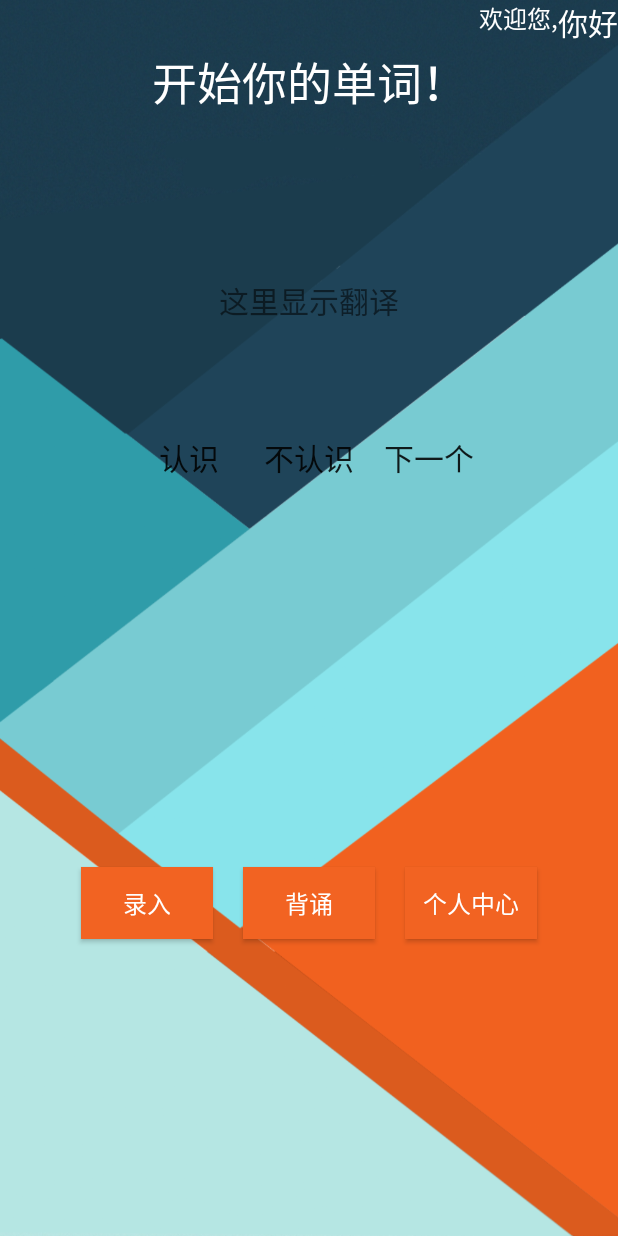
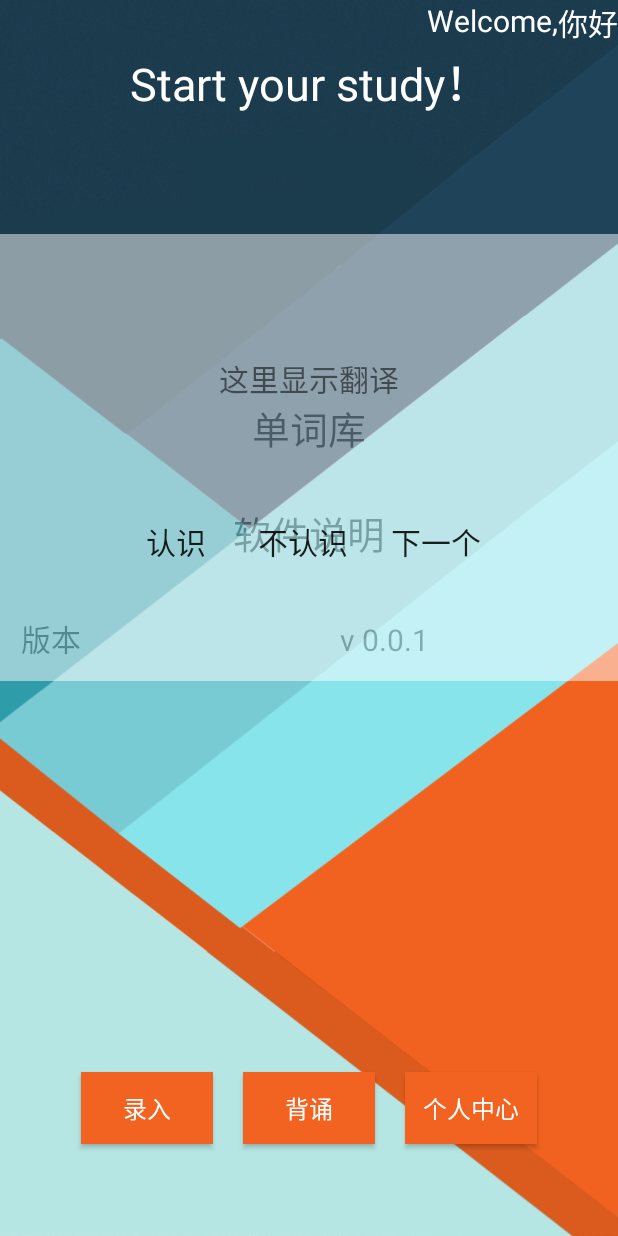
Before and after one commit to Sichongzou/CloudMusicApp, an Android app: the fragment FragmentSelf placed in its activity, after a tap on "背诵", on a phone screen of 412 x 824 dp. Run offline under Robolectric (Android 15) with nearby library versions, the phone set to English and light mode, and no system bars; 1 statement that could not run was skipped; 1 other tap on this screen came first.

Commit message:
Sichongzou
1.修复无单词进入背诵页面出现的奇怪Toast
2.修复单词本进入空白的情况
3.修复背诵页面背诵单词时出现的错误
4.界面优化

```diff
--- a/app/src/main/java/com/example/cloudmusicapp/FragmentInput.java
+++ b/app/src/main/java/com/example/cloudmusicapp/FragmentInput.java
@@ -15,9 +15,7 @@ import androidx.annotation.Nullable;
 import com.example.cloudmusicapp.MyDataBase;
 
 
-/**
- * Created by Administrator on 2019/4/26.
- */
+
 
 public class FragmentInput extends Fragment {
     Button button;
@@ -27,7 +25,7 @@ public class FragmentInput extends Fragment {
     @Override
     public View onCreateView(LayoutInflater inflater, ViewGroup container, Bundle savedInstanceState) {
         View view = inflater.inflate(R.layout.fragment_input,null);
-        myDataBase = new MyDataBase(getActivity(),"tb_dict",null,1);
+        myDataBase = new MyDataBase(getActivity(),"Word",null,1);
         return view;
     }
 
--- a/app/src/main/java/com/example/cloudmusicapp/FragmentRecite.java
+++ b/app/src/main/java/com/example/cloudmusicapp/FragmentRecite.java
@@ -14,9 +14,6 @@ import android.widget.Toast;
 
 import java.util.ArrayList;
 
-/**
- * Created by Administrator on 2019/4/26.
- */
 
 public class FragmentRecite extends Fragment implements View.OnClickListener{
 
@@ -30,7 +27,7 @@ public class FragmentRecite extends Fragment implements View.OnClickListener{
 
     @Override
     public View onCreateView(LayoutInflater inflater, ViewGroup container, Bundle savedInstanceState) {
-        myDataBase = new MyDataBase(getActivity(),"tb_dict",null,1);
+        myDataBase = new MyDataBase(getActivity(),"Word",null,1);
 
 
         View view = inflater.inflate(R.layout.fragment_recite,null);
@@ -47,7 +44,7 @@ public class FragmentRecite extends Fragment implements View.OnClickListener{
             word = words.get(i).word;
         }
         catch (Exception e){
-            Toast.makeText(getActivity(),"用户名或密码错误，请重试。",Toast.LENGTH_SHORT).show();
+            Toast.makeText(getActivity(),"请务必先添加单词！",Toast.LENGTH_SHORT).show();
         }
         tv_word = view.findViewById(R.id.recite_tv_word);
         tv_translate = view.findViewById(R.id.recite_tv_translate);
@@ -70,7 +67,7 @@ public class FragmentRecite extends Fragment implements View.OnClickListener{
         ArrayList<Word> words = new ArrayList<>();
         Cursor cursor = myDataBase.getReadableDatabase().query("Word",null,null,null,null,null,null);
         while(cursor.moveToNext()){
-            Word word = new Word();
+            Word word=new Word();
             //利用getColumnIndex：String 来获取列的下标，再根据下标获取cursor的值
             word.word = cursor.getString(cursor.getColumnIndex("word"));
             word.translate = cursor.getString(cursor.getColumnIndex("translate"));
--- a/app/src/main/java/com/example/cloudmusicapp/MainActivity.java
+++ b/app/src/main/java/com/example/cloudmusicapp/MainActivity.java
@@ -22,14 +22,12 @@ public class MainActivity extends AppCompatActivity {
         button_input = (Button) findViewById(R.id.frist_btn_input);
         button_recite = (Button) findViewById(R.id.frist_btn_recite);
         button_self = (Button) findViewById(R.id.frist_btn_self);
-
         name = (TextView) findViewById(R.id.name);
-
         fragmentInput = new FragmentInput();
         fragmentRecite = new FragmentRecite();
         fragmentSelf = new FragmentSelf();
 
-        myDataBaser = new MyDataBase(MainActivity.this,"tb_dict",null,1);
+        myDataBaser = new MyDataBase(MainActivity.this,"Word",null,1);
 
         //获取ID
         Bundle buddle = getIntent().getExtras();
--- a/app/src/main/res/layout/activity_main.xml
+++ b/app/src/main/res/layout/activity_main.xml
@@ -21,7 +21,7 @@
             android:layout_alignParentLeft="true"
             android:layout_alignParentTop="true"
             android:gravity="center"
-            android:text="开始你的单词！"
+            android:text="Start your study！"
             android:textColor="@android:color/background_light"
             android:textSize="30sp" />
 
@@ -35,9 +35,9 @@
         <TextView
             android:layout_width="wrap_content"
             android:layout_height="match_parent"
-            android:text="欢迎您,"
+            android:text="Welcome,"
             android:textColor="@android:color/background_light"
-            android:textSize="16sp" />
+            android:textSize="20sp" />
 
         <TextView
             android:id="@+id/name"
@@ -51,10 +51,23 @@
     <FrameLayout
         android:id="@+id/first_fl"
         android:layout_width="match_parent"
-        android:layout_height="300dp"
-        android:layout_below="@id/title">
+        android:layout_height="336dp"
+        android:layout_below="@id/title"
+        android:layout_marginTop="38dp"
+        android:background="@null">
 
 
+        <FrameLayout
+            android:id="@+id/first_bg"
+            android:layout_width="match_parent"
+            android:layout_height="380dp"
+            android:layout_below="@id/title"
+            android:layout_marginTop="38dp"
+            android:alpha="0.5"
+            android:background="#FFFFFF">
+
+
+        </FrameLayout>
     </FrameLayout>
 
     <LinearLayout
@@ -72,6 +85,7 @@
             android:background="@drawable/button"
             android:text="录入"
             android:textColor="@android:color/background_light"
+            android:layout_marginTop="100dp"
             android:textSize="16sp" />
 
         <Button
@@ -81,6 +95,7 @@
             android:layout_marginRight="20dp"
             android:background="@drawable/button"
             android:text="背诵"
+            android:layout_marginTop="100dp"
             android:textColor="@android:color/background_light"
             android:textSize="16sp" />
 
@@ -90,6 +105,7 @@
             android:layout_height="wrap_content"
             android:background="@drawable/button"
             android:text="个人中心"
+            android:layout_marginTop="100dp"
             android:textColor="@android:color/background_light"
             android:textSize="16sp" />
     </LinearLayout>
--- a/app/src/main/res/layout/activity_words_base.xml
+++ b/app/src/main/res/layout/activity_words_base.xml
@@ -5,8 +5,8 @@
     android:background="@null">
 
     <ListView
+        android:id="@+id/list"
         android:layout_width="match_parent"
         android:layout_height="match_parent"
-        android:id="@+id/list">
-    </ListView>
+        android:background="@drawable/background"></ListView>
 </LinearLayout>
--- a/app/src/main/res/layout/fragment_recite.xml
+++ b/app/src/main/res/layout/fragment_recite.xml
@@ -23,33 +23,36 @@
         android:id="@+id/recite_tv_translate"/>
 
     <LinearLayout
+        android:layout_width="match_parent"
+        android:layout_height="68dp"
         android:layout_marginTop="50dp"
-        android:layout_width="match_parent"
-        android:layout_height="wrap_content"
-        android:orientation="horizontal"
-        android:gravity="center">
+        android:gravity="center"
+        android:orientation="horizontal">
+
         <Button
+            android:id="@+id/recite_btn_renshi"
+            android:layout_width="62dp"
+            android:layout_height="60dp"
             android:layout_marginRight="20sp"
-            android:layout_width="60dp"
+            android:background="@null"
+            android:text="认识"
+            android:textSize="20sp" />
+
+        <Button
+            android:id="@+id/recite_btn_burenshi"
+            android:layout_width="67dp"
             android:layout_height="60dp"
-            android:background="@null"
-            android:textSize="20sp"
-            android:text="认识"
-            android:id="@+id/recite_btn_renshi"/>
-        <Button
             android:layout_marginRight="20sp"
-            android:layout_width="60dp"
-            android:layout_height="60dp"
             android:background="@null"
             android:text="不认识"
-            android:id="@+id/recite_btn_burenshi"
-            android:textSize="20sp"/>
+            android:textSize="20sp" />
+
         <Button
-            android:layout_width="60dp"
+            android:id="@+id/recite_btn_next"
+            android:layout_width="69dp"
             android:layout_height="60dp"
             android:background="@null"
             android:text="下一个"
-            android:id="@+id/recite_btn_next"
-            android:textSize="20sp"/>
+            android:textSize="20sp" />
     </LinearLayout>
 </LinearLayout>
--- a/app/src/main/res/layout/fragment_self.xml
+++ b/app/src/main/res/layout/fragment_self.xml
@@ -25,14 +25,14 @@
         android:background="@null"
         android:id="@+id/self_tv_explain"
         />
+
     <TextView
-        android:paddingTop="10dp"
-        android:layout_marginTop="20dp"
+        android:id="@+id/self_tv_version"
         android:layout_width="match_parent"
         android:layout_height="50dp"
-        android:text="   版本                                                          v 0.1.8"
-        android:textSize="20sp"
+        android:layout_marginTop="20dp"
         android:background="@null"
-        android:id="@+id/self_tv_version"
-        />
+        android:paddingTop="10dp"
+        android:text="   版本                                     v 0.0.1"
+        android:textSize="20sp" />
 </LinearLayout>
--- a/app/src/main/res/values/strings.xml
+++ b/app/src/main/res/values/strings.xml
@@ -1,5 +1,5 @@
 <resources>
-    <string name="app_name">CloudMusicApp</string>
+    <string name="app_name">Word Book</string>
     <!-- TODO: Remove or change this placeholder text -->
     <string name="hello_blank_fragment">Hello blank fragment</string>
 </resources>
```
Also changed, not shown: app/src/main/java/com/example/cloudmusicapp/WordsBase.java (+5 -4 lines), app/src/main/res/layout/activity_explain.xml (+11 -0 lines), app/src/main/res/layout/list_item.xml (+22 -16 lines).
